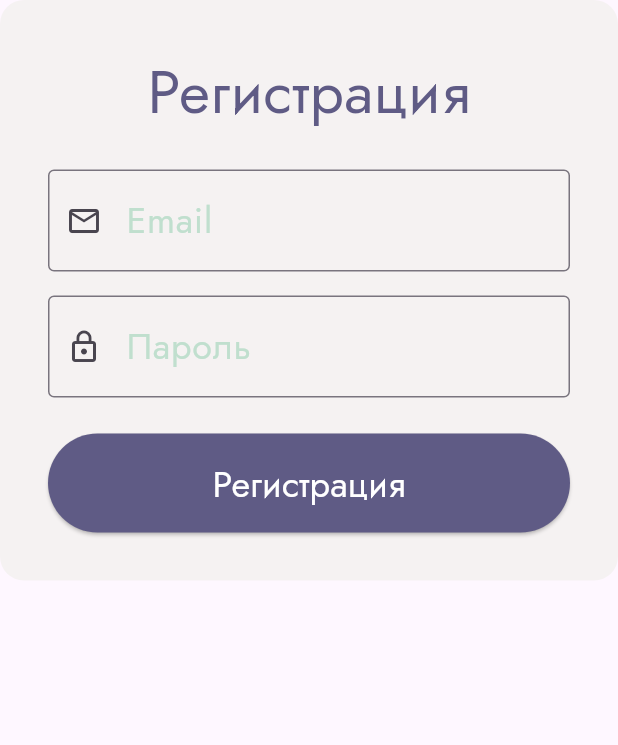
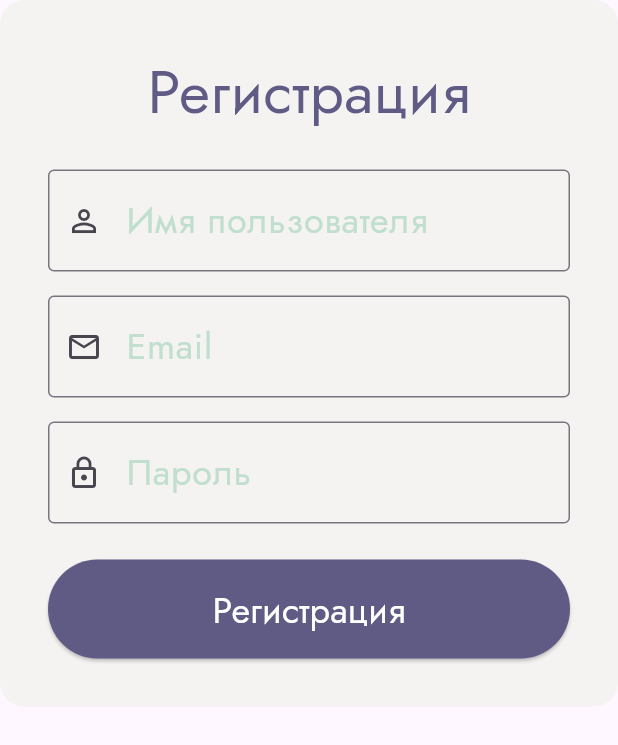
Before and after one commit to Anastasia0427/kanban_flutter, a Flutter app: the RegistrationForm widget shown alone on an empty page, opened directly, on a phone screen of 412 x 824 dp. Shown: the top 745 px of the screen. Run offline on Flutter 3.47's test engine with Material 3 defaults, Android fonts, the phone set to English and light mode, and no system bars; our stand-ins replace flutter_bloc, fpdart, get_it, go_router, google_fonts, supabase_flutter; accounts and stored records are empty.

Commit message:
Небольшие доработки страниц входа в аккаунт и регистрации. Сделано введение имени пользователя при регистрации

```diff
--- a/lib/core/theme/style_extensions/text_style_extension.dart
+++ b/lib/core/theme/style_extensions/text_style_extension.dart
@@ -12,6 +12,8 @@ class TextStyleExtension extends ThemeExtension<TextStyleExtension> {
   final TextStyle? textFieldInput;
   final TextStyle? textFieldError;
 
+  final TextStyle? largeAppName;
+
   const TextStyleExtension({
     this.largeTitle,
     this.mediumTitle,
@@ -21,6 +23,7 @@ class TextStyleExtension extends ThemeExtension<TextStyleExtension> {
     this.textFieldHint,
     this.textFieldInput,
     this.textFieldError,
+    this.largeAppName,
   });
 
   @override
@@ -33,6 +36,7 @@ class TextStyleExtension extends ThemeExtension<TextStyleExtension> {
     TextStyle? textFieldHint,
     TextStyle? textFieldInput,
     TextStyle? textFieldError,
+    TextStyle? largeAppName,
   }) {
     return TextStyleExtension(
       largeTitle: largeTitle ?? this.largeTitle,
@@ -43,6 +47,7 @@ class TextStyleExtension extends ThemeExtension<TextStyleExtension> {
       textFieldHint: textFieldHint ?? this.textFieldHint,
       textFieldInput: textFieldInput ?? this.textFieldInput,
       textFieldError: textFieldError ?? this.textFieldError,
+      largeAppName: largeAppName ?? this.largeAppName,
     );
   }
 
@@ -61,6 +66,7 @@ class TextStyleExtension extends ThemeExtension<TextStyleExtension> {
       textFieldHint: TextStyle.lerp(textFieldHint, other?.textFieldHint, t),
       textFieldInput: TextStyle.lerp(textFieldInput, other?.textFieldInput, t),
       textFieldError: TextStyle.lerp(textFieldError, other?.textFieldError, t),
+      largeAppName: TextStyle.lerp(largeAppName, other?.largeAppName, t),
     );
   }
 }
--- a/lib/core/theme/styles/text_styles.dart
+++ b/lib/core/theme/styles/text_styles.dart
@@ -44,5 +44,11 @@ class TextStyles {
       fontWeight: FontWeight.w400,
       color: LightAppColors.textFieldError,
     ),
+    largeAppName: TextStyle(
+      fontSize: 40,
+      fontWeight: FontWeight.w400,
+      color: LightAppColors.primaryText,
+      fontFamily: 'NauryzRedKeds',
+    ),
   );
 }
--- a/lib/l10n/app_localizations.dart
+++ b/lib/l10n/app_localizations.dart
@@ -148,6 +148,12 @@ abstract class AppLocalizations {
   /// **'Войти'**
   String get signInButton;
 
+  /// No description provided for @username.
+  ///
+  /// In ru, this message translates to:
+  /// **'Имя пользователя'**
+  String get username;
+
   /// No description provided for @email.
   ///
   /// In ru, this message translates to:
--- a/lib/l10n/app_localizations_ru.dart
+++ b/lib/l10n/app_localizations_ru.dart
@@ -34,6 +34,9 @@ class AppLocalizationsRu extends AppLocalizations {
 
   @override
   String get signInButton => 'Войти';
+
+  @override
+  String get username => 'Имя пользователя';
 
   @override
   String get email => 'Email';
--- a/lib/l10n/app_ru.arb
+++ b/lib/l10n/app_ru.arb
@@ -8,6 +8,7 @@
     "signUpButton": "Регистрация",
     "signIn": "Вход в аккаунт",
     "signInButton": "Войти",
+    "username": "Имя пользователя",
     "email": "Email",
     "password": "Пароль",
     "signUp": "Регистрация",
--- a/lib/logic/data_sources/remote/auth_data_source.dart
+++ b/lib/logic/data_sources/remote/auth_data_source.dart
@@ -27,11 +27,13 @@ class AuthDataSource {
   Future<AuthResponse> signUpWithEmailAndPassword(
     String email,
     String password,
+    String username,
   ) async {
     try {
       final result = await _supabaseClient.auth.signUp(
         email: email,
         password: password,
+        data: {'username': username},
       );
       return result;
     } on AuthApiException catch (e) {
--- a/lib/presentation/auth/bloc/auth_event.dart
+++ b/lib/presentation/auth/bloc/auth_event.dart
@@ -14,9 +14,15 @@ class SignIn extends AuthEvent {
 class SignUp extends AuthEvent {
   final String email;
   final String password;
+  final String username;
   final BuildContext context;
 
-  SignUp({required this.email, required this.password, required this.context});
+  SignUp({
+    required this.email,
+    required this.password,
+    required this.username,
+    required this.context,
+  });
 }
 
 class GoToSignUpPage extends AuthEvent {}
--- a/lib/presentation/auth/bloc/auth_state.dart
+++ b/lib/presentation/auth/bloc/auth_state.dart
@@ -4,6 +4,10 @@ part of 'auth_bloc.dart';
 sealed class AuthState {}
 
 final class AuthInitial extends AuthState {}
+
+final class AuthLoading extends AuthState {}
+
+final class AuthSuccess extends AuthState {}
 
 final class AuthFailure extends AuthState {
   final FailureType type;
--- a/lib/presentation/auth/widgets/registration_form.dart
+++ b/lib/presentation/auth/widgets/registration_form.dart
@@ -2,6 +2,7 @@ import 'package:flutter/material.dart';
 import 'package:flutter/services.dart';
 import 'package:flutter_bloc/flutter_bloc.dart';
 import 'package:google_fonts/google_fonts.dart';
+import 'package:kanban_flutter/core/common/widgets/loading_indicator.dart';
 import 'package:kanban_flutter/core/errors/failure.dart';
 import 'package:kanban_flutter/core/extensions/extensions.dart';
 import 'package:kanban_flutter/presentation/auth/bloc/auth_bloc.dart';
@@ -14,6 +15,7 @@ class RegistrationForm extends StatefulWidget {
 }
 
 class _RegistrationFormState extends State<RegistrationForm> {
+  final TextEditingController username = TextEditingController();
   final TextEditingController email = TextEditingController();
   final TextEditingController password = TextEditingController();
 
@@ -35,6 +37,22 @@ class _RegistrationFormState extends State<RegistrationForm> {
             textAlign: TextAlign.center,
           ),
           const SizedBox(height: 24),
+          TextField(
+            onChanged: (_) {
+              context.read<AuthBloc>().add(InputChanged());
+            },
+            style: GoogleFonts.jost(textStyle: context.text.textFieldInput),
+            decoration: InputDecoration(
+              hintText: context.l10n.username,
+              hintStyle: GoogleFonts.jost(
+                textStyle: context.text.textFieldHint,
+              ),
+              prefixIcon: Icon(Icons.person_outline),
+              border: OutlineInputBorder(),
+            ),
+            controller: username,
+          ),
+          const SizedBox(height: 16),
           BlocBuilder<AuthBloc, AuthState>(
             builder: (context, state) {
               String? emailError;
@@ -49,7 +67,7 @@ class _RegistrationFormState extends State<RegistrationForm> {
                 onChanged: (_) {
                   context.read<AuthBloc>().add(InputChanged());
                 },
-                style: context.text.textFieldInput,
+                style: GoogleFonts.jost(textStyle: context.text.textFieldInput),
                 inputFormatters: [
                   FilteringTextInputFormatter.deny(RegExp(r'\s')),
                 ],
@@ -80,7 +98,7 @@ class _RegistrationFormState extends State<RegistrationForm> {
                 onChanged: (_) {
                   context.read<AuthBloc>().add(InputChanged());
                 },
-                style: context.text.textFieldInput,
+                style: GoogleFonts.jost(textStyle: context.text.textFieldInput),
                 inputFormatters: [
                   FilteringTextInputFormatter.deny(RegExp(r'\s')),
                 ],
@@ -108,6 +126,7 @@ class _RegistrationFormState extends State<RegistrationForm> {
                 SignUp(
                   email: email.text,
                   password: password.text,
+                  username: username.text,
                   context: context,
                 ),
               );
@@ -117,11 +136,18 @@ class _RegistrationFormState extends State<RegistrationForm> {
               padding: const EdgeInsets.symmetric(vertical: 16),
               minimumSize: const Size(double.infinity, 48),
             ),
-            child: Text(
-              context.l10n.signUpButton,
-              style: GoogleFonts.jost(
-                textStyle: context.text.invertedButtonLabel,
-              ),
+            child: BlocBuilder<AuthBloc, AuthState>(
+              builder: (context, state) {
+                if (state is AuthLoading) {
+                  return const LoadingIndicator();
+                }
+                return Text(
+                  context.l10n.signUpButton,
+                  style: GoogleFonts.jost(
+                    textStyle: context.text.invertedButtonLabel,
+                  ),
+                );
+              },
             ),
           ),
         ],
```
Also changed, not shown: lib/core/common/widgets/loading_indicator.dart (added, +11 -0 lines), lib/logic/repositories/auth_repository.dart (+6 -1 lines), lib/presentation/auth/bloc/auth_bloc.dart (+13 -8 lines), lib/presentation/auth/widgets/login_form.dart (+15 -7 lines).
